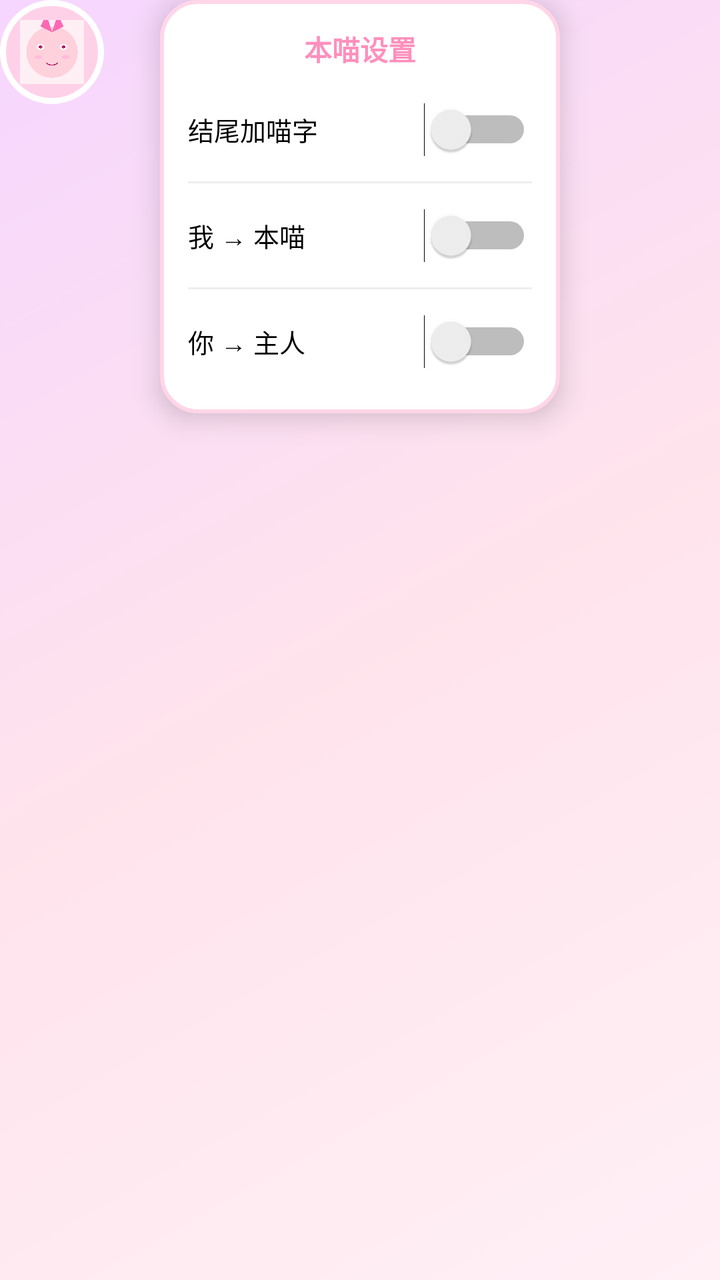
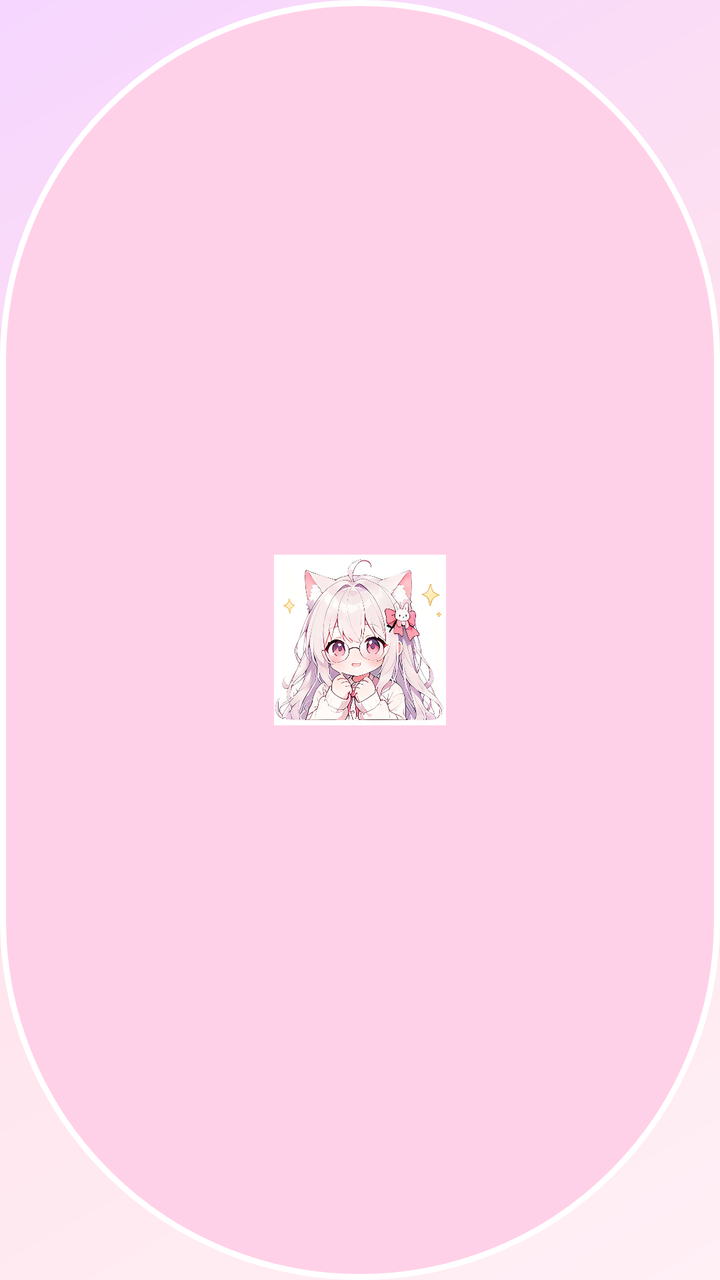

Screens rendered from an Android XML layout before and after an edit, with the pre-edit source and the edit as a unified diff.
<!-- AndroidManifest.xml: application theme Theme.NyanHelper -->
<!-- res/layout/float_window.xml -->
<?xml version="1.0" encoding="utf-8"?>
<FrameLayout xmlns:android="http://schemas.android.com/apk/res/android"
    android:layout_width="wrap_content"
    android:layout_height="wrap_content">

    <LinearLayout
        android:id="@+id/float_panel"
        android:layout_width="200dp"
        android:layout_height="wrap_content"
        android:orientation="vertical"
        android:background="@drawable/bg_card_white"
        android:padding="14dp"
        android:elevation="8dp"
        android:layout_gravity="center_horizontal"
        android:layout_marginBottom="8dp">

        <TextView
            android:layout_width="match_parent"
            android:layout_height="wrap_content"
            android:text="本喵设置"
            android:textSize="14sp"
            android:textStyle="bold"
            android:textColor="@color/primary"
            android:gravity="center"
            android:layout_marginBottom="8dp" />

        <Switch
            android:id="@+id/sw_add_nya"
            android:layout_width="match_parent"
            android:layout_height="44dp"
            android:text="结尾加喵字"
            android:textSize="13sp" />

        <View android:layout_width="match_parent" android:layout_height="1dp"
            android:background="#EEE" android:layout_marginVertical="4dp" />

        <Switch
            android:id="@+id/sw_me"
            android:layout_width="match_parent"
            android:layout_height="44dp"
            android:text="我 → 本喵"
            android:textSize="13sp" />

        <View android:layout_width="match_parent" android:layout_height="1dp"
            android:background="#EEE" android:layout_marginVertical="4dp" />

        <Switch
            android:id="@+id/sw_you"
            android:layout_width="match_parent"
            android:layout_height="44dp"
            android:text="你 → 主人"
            android:textSize="13sp" />
    </LinearLayout>

    <FrameLayout
        android:id="@+id/float_ball"
        android:layout_width="52dp"
        android:layout_height="52dp"
        android:background="@drawable/bg_ball_pink">

        <ImageView
            android:layout_width="32dp"
            android:layout_height="32dp"
            android:src="@drawable/nyan_avatar"
            android:layout_gravity="center" />
    </FrameLayout>

</FrameLayout>
<!-- resources referenced by this layout -->
<resources>
  <color name="primary">#FF8FBC</color>
  <!-- drawable bg_ball_pink (drawable) -->
  <?xml version="1.0" encoding="utf-8"?>
  <shape xmlns:android="http://schemas.android.com/apk/res/android">
      <solid android:color="#FFFFD1E8" />
      <stroke android:width="3dp" android:color="#FFFFFFFF" />
      <corners android:radius="999dp" />
  </shape>
  <!-- drawable bg_card_white (drawable) -->
  <?xml version="1.0" encoding="utf-8"?>
  <shape xmlns:android="http://schemas.android.com/apk/res/android">
      <solid android:color="#FFFFFFFF" />
      <stroke android:width="2dp" android:color="#FFD6E8" />
      <corners android:radius="18dp" />
  </shape>
  <!-- drawable nyan_avatar: png bitmap (drawable, 5424 bytes) -->
  <style name="Theme.NyanHelper" parent="Theme.MaterialComponents.Light.NoActionBar">
          <item name="colorPrimary">@color/primary</item>
          <item name="colorPrimaryDark">@color/primary_dark</item>
          <item name="colorAccent">@color/accent</item>
          <item name="android:windowBackground">@drawable/bg_main</item>
      </style>
  <color name="primary_dark">#FF5C8D</color>
  <color name="accent">#DDC7FF</color>
  <!-- drawable bg_main (drawable) -->
  <?xml version="1.0" encoding="utf-8"?>
  <layer-list xmlns:android="http://schemas.android.com/apk/res/android">
      <item>
          <shape android:shape="rectangle">
              <gradient
                  android:angle="135"
                  android:startColor="#FFF0F6"
                  android:centerColor="#FFE3EC"
                  android:endColor="#F6D6FF"
                  android:type="linear" />
          </shape>
      </item>
  </layer-list>
</resources>

<!-- the commit's change to res/layout/float_window.xml (unified diff, before → after) -->
@@ -1,68 +1,16 @@
 <?xml version="1.0" encoding="utf-8"?>
 <FrameLayout xmlns:android="http://schemas.android.com/apk/res/android"
-    android:layout_width="wrap_content"
-    android:layout_height="wrap_content">
+    android:layout_width="150dp"
+    android:layout_height="150dp"
+    android:background="@drawable/bg_ball_pink">
 
-    <LinearLayout
-        android:id="@+id/float_panel"
-        android:layout_width="200dp"
-        android:layout_height="wrap_content"
-        android:orientation="vertical"
-        android:background="@drawable/bg_card_white"
-        android:padding="14dp"
-        android:elevation="8dp"
-        android:layout_gravity="center_horizontal"
-        android:layout_marginBottom="8dp">
-
-        <TextView
-            android:layout_width="match_parent"
-            android:layout_height="wrap_content"
-            android:text="本喵设置"
-            android:textSize="14sp"
-            android:textStyle="bold"
-            android:textColor="@color/primary"
-            android:gravity="center"
-            android:layout_marginBottom="8dp" />
-
-        <Switch
-            android:id="@+id/sw_add_nya"
-            android:layout_width="match_parent"
-            android:layout_height="44dp"
-            android:text="结尾加喵字"
-            android:textSize="13sp" />
-
-        <View android:layout_width="match_parent" android:layout_height="1dp"
-            android:background="#EEE" android:layout_marginVertical="4dp" />
-
-        <Switch
-            android:id="@+id/sw_me"
-            android:layout_width="match_parent"
-            android:layout_height="44dp"
-            android:text="我 → 本喵"
-            android:textSize="13sp" />
-
-        <View android:layout_width="match_parent" android:layout_height="1dp"
-            android:background="#EEE" android:layout_marginVertical="4dp" />
-
-        <Switch
-            android:id="@+id/sw_you"
-            android:layout_width="match_parent"
-            android:layout_height="44dp"
-            android:text="你 → 主人"
-            android:textSize="13sp" />
-    </LinearLayout>
-
-    <FrameLayout
-        android:id="@+id/float_ball"
-        android:layout_width="52dp"
-        android:layout_height="52dp"
-        android:background="@drawable/bg_ball_pink">
-
-        <ImageView
-            android:layout_width="32dp"
-            android:layout_height="32dp"
-            android:src="@drawable/nyan_avatar"
-            android:layout_gravity="center" />
-    </FrameLayout>
+    <ImageView
+        android:id="@+id/floatAvatar"
+        android:layout_width="86dp"
+        android:layout_height="86dp"
+        android:layout_gravity="center"
+        android:src="@drawable/icon_ball"
+        android:scaleType="fitCenter"
+        android:contentDescription="@string/app_name" />
 
 </FrameLayout>
<!-- resource entries referenced after the edit -->
@@ -8,14 +8,8 @@
       <stroke android:width="3dp" android:color="#FFFFFFFF" />
       <corners android:radius="999dp" />
   </shape>
-  <!-- drawable bg_card_white (drawable) -->
-  <?xml version="1.0" encoding="utf-8"?>
-  <shape xmlns:android="http://schemas.android.com/apk/res/android">
-      <solid android:color="#FFFFFFFF" />
-      <stroke android:width="2dp" android:color="#FFD6E8" />
-      <corners android:radius="18dp" />
-  </shape>
-  <!-- drawable nyan_avatar: png bitmap (drawable, 5424 bytes) -->
+  <!-- drawable icon_ball: png bitmap (drawable, 69111 bytes) -->
+  <string name="app_name">本喵助手</string>
   <style name="Theme.NyanHelper" parent="Theme.MaterialComponents.Light.NoActionBar">
           <item name="colorPrimary">@color/primary</item>
           <item name="colorPrimaryDark">@color/primary_dark</item>
